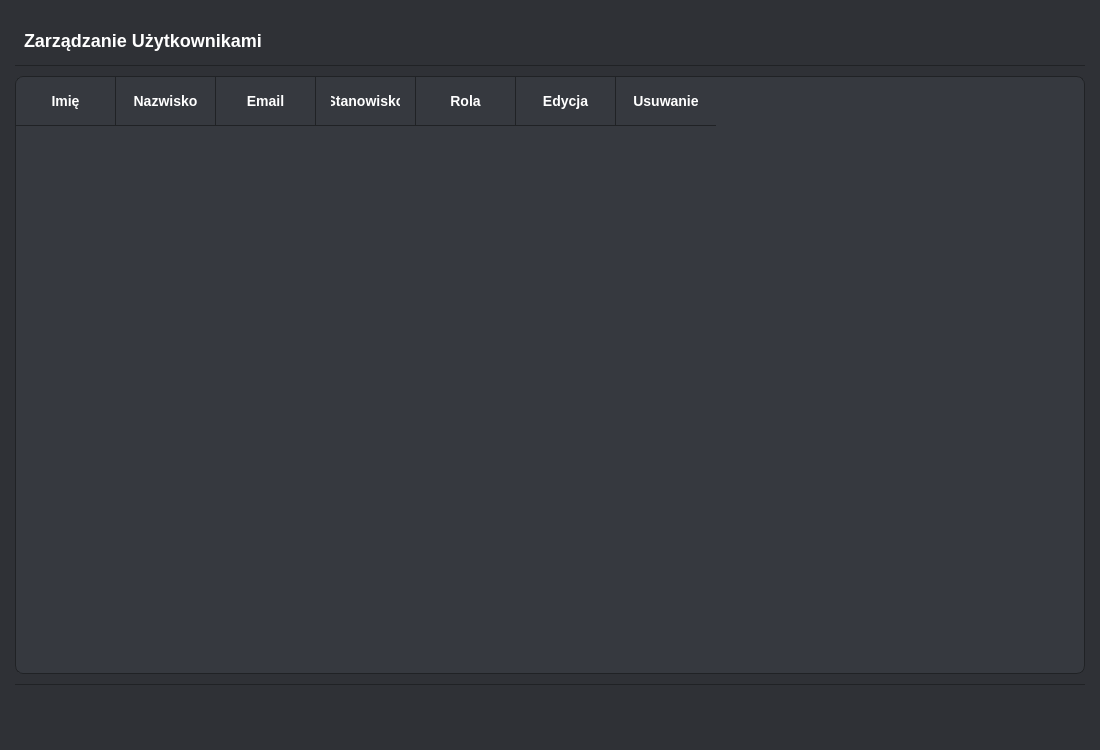
Qt form gui/ui/Account.ui (oreols/ProjektAOI) before a commit.
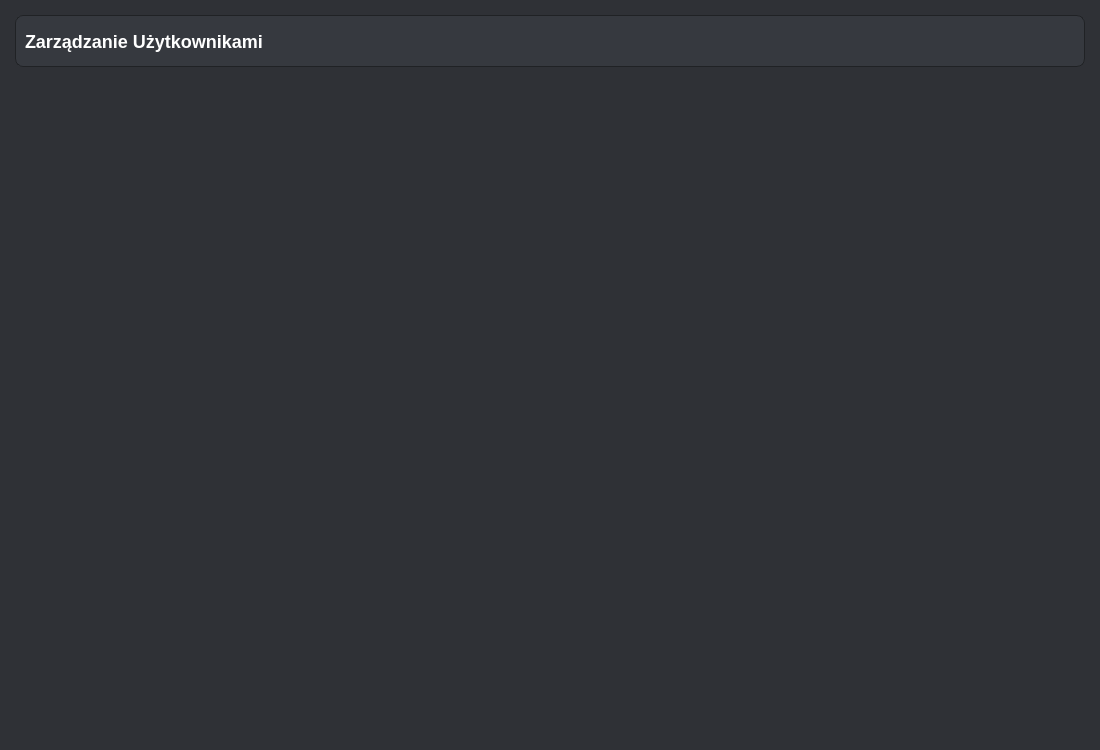
The same form after that commit.

Commit message: SCRUM-151 - Nowy panel uzytkownikow, raportow oraz mniejsze poprawki

Diff of the .ui file:
```diff
--- a/gui/ui/Account.ui
+++ b/gui/ui/Account.ui
@@ -1,7 +1,7 @@
 <?xml version="1.0" encoding="UTF-8"?>
 <ui version="4.0">
- <class>AccountDialog</class>
- <widget class="QDialog" name="AccountDialog">
+ <class>Account</class>
+ <widget class="QDialog" name="Account">
   <property name="geometry">
    <rect>
     <x>0</x>
@@ -16,26 +16,26 @@
   <property name="styleSheet">
    <string notr="true">
 /* --- Styl Zarządzania Użytkownikami --- */
-QDialog#AccountDialog {
+QDialog#Account {
     background-color: #2f3136; /* Główne tło */
     color: #e8e9ea;
     font-family: &quot;Segoe UI&quot;, Roboto, Cantarell, &quot;Helvetica Neue&quot;, sans-serif;
     font-size: 14px;
 }
 
-/* --- Górny i Dolny Pasek --- */
-QFrame#topToolbar, QFrame#bottomBar {
-    background-color: #2f3136; /* Tło pasków */
-    border: none; /* Bez zaokrągleń i ramek dla pasków */
+/* --- Górny Pasek --- */
+QFrame#topToolbar {
+    background-color: #36393f; /* Tło pasków */
+    border: none;
     padding: 0;
     min-height: 50px;
     max-height: 50px;
+    border-radius: 8px;
+    border: 1px solid #202225;
 }
-QFrame#topToolbar { border-bottom: 1px solid #202225; }
-QFrame#bottomBar { border-top: 1px solid #202225; }
 
 /* Layouty wewnątrz pasków */
-#topToolbar QHBoxLayout, #bottomBar QHBoxLayout {
+#topToolbar QHBoxLayout {
     spacing: 15px;
     margin: 0px 20px; /* Marginesy L/R dla zawartości */
 }
@@ -46,62 +46,57 @@
     background-color: transparent;
 }
 
-/* --- Tabela --- */
-QTableWidget#tableWidget {
-    background-color: #36393f; /* Tło jak paski */
-    border: 1px solid #202225; /* Subtelna ramka */
-    border-radius: 8px; /* --- ZAOKRĄGLENIE ROGÓW --- */
-    gridline-color: #40444b;
+/* --- ScrollArea dla listy użytkowników --- */
+QScrollArea#userListScrollArea {
+    background-color: #2f3136; /* Tło spójne z dialogiem */
+    border-radius: 8px;
+}
+
+/* Widget wewnątrz ScrollArea */
+QWidget#scrollAreaWidgetContents {
+    background-color: #2f3136; /* Tło spójne */
+}
+
+/* --- Karta Użytkownika (Styl dla QFrame używanego jako karta) --- */
+QFrame.UserCard { /* Użyjemy selektora klasy, który nadamy w kodzie Python */
+    background-color: #36393f; /* Tło karty (jak dawna tabela) */
+    border: 1px solid #202225;
+    border-radius: 6px;
+    padding: 12px;
+    margin-bottom: 10px; /* Odstęp między kartami */
+}
+
+/* Style dla etykiet wewnątrz karty użytkownika */
+QFrame.UserCard QLabel {
+    background-color: transparent;
     color: #e8e9ea;
     font-size: 14px;
-    selection-background-color: #5865F2;
-    selection-color: #ffffff;
-    alternate-background-color: #40444b;
-    outline: none;
-}
-/* Wygląd komórek */
-QTableWidget#tableWidget::item {
-    padding: 12px 15px; /* Zwiększony padding dla lepszej czytelności */
-    border: none;
-    border-bottom: 1px solid #40444b; /* Linia oddzielająca wiersze */
+    margin-bottom: 4px;
 }
 
-/* --- Nagłówki Tabeli --- */
-QHeaderView {
-    border: none;
-    /* Tło dziedziczone z tableWidget lub można ustawić np. #36393f */
-    background-color: transparent; /* Przezroczyste, aby pokazać tło tabeli */
-}
-QHeaderView::section {
-    background-color: transparent; /* Przezroczyste */
+QFrame.UserCard QLabel[objectName^="userNameLabel"] { /* Dla etykiety z imieniem i nazwiskiem */
+    font-size: 16px;
+    font-weight: bold;
     color: #ffffff;
-    padding: 14px 15px; /* Wysokość nagłówka */
-    border: none;
-    font-size: 14px;
-    font-weight: 600;
-    text-align: left;
+    margin-bottom: 8px;
 }
-QHeaderView::section:horizontal {
-    border-bottom: 1px solid #202225; /* Ciemniejsza linia pod nagłówkiem */
-    border-right: 1px solid #202225; /* Ciemniejsza linia między */
+QFrame.UserCard QLabel[objectName^="userRoleLabel"] { /* Dla etykiety z rolą */
+    font-style: italic;
+    color: #b9bbbe; /* Nieco jaśniejszy szary dla roli */
 }
-QHeaderView::section:horizontal:last { border-right: none; }
-
-/* Narożnik tabeli - ważne, gdyby nagłówki miały inne tło */
-QTableWidget QTableCornerButton::section {
-    background-color: #36393f; /* Jak tło tabeli */
-    border: none;
-    border-right: 1px solid #202225;
-    border-bottom: 1px solid #202225;
-    border-top-left-radius: 8px; /* Spróbuj zaokrąglić róg */
+QFrame.UserCard QLabel[objectName^="userEmailLabel"] {
+    color: #b9bbbe;
 }
+QFrame.UserCard QLabel[objectName^="userPositionLabel"] {
+    color: #b9bbbe;
+}
 
 
-/* --- Przyciski --- */
+/* --- Przyciski (Wszystkie) - Styl jak w logowaniu (oryginalny) --- */
 QPushButton {
     background-color: #5865F2;
     color: white;
-    font-size: 14px;
+    font-size: 14px; /* Zostawiamy 14px, chyba że na kartach mają być mniejsze */
     font-weight: 600;
     padding: 8px 20px;
     border-radius: 5px;
@@ -113,7 +108,14 @@
 QPushButton:pressed { background-color: #404ab8; }
 QPushButton:disabled { background-color: #40444b; color: #72767d; opacity: 0.6; }
 
-/* Paski przewijania */
+/* Przyciski na karcie, jeśli potrzebują innego rozmiaru/paddingu */
+QFrame.UserCard QPushButton {
+    font-size: 13px;
+    padding: 6px 15px;
+    min-height: 28px;
+}
+
+/* Paski przewijania - oryginalny styl */
 QScrollBar:vertical { border: 1px solid #202225; background: #36393f; width: 10px; margin: 1px 0 1px 0; border-radius: 5px;}
 QScrollBar::handle:vertical { background: #40444b; min-height: 25px; border-radius: 5px; }
 QScrollBar::handle:vertical:hover { background: #444950; }
@@ -129,9 +131,11 @@
   </property>
   <layout class="QVBoxLayout" name="mainVerticalLayout">
    <property name="spacing">
-    <number>10</number> </property>
+    <number>10</number>
+   </property>
    <property name="leftMargin">
-    <number>15</number> </property>
+    <number>15</number>
+   </property>
    <property name="topMargin">
     <number>15</number>
    </property>
@@ -143,46 +147,85 @@
    </property>
    <item>
     <widget class="QFrame" name="topToolbar">
-     <property name="sizePolicy"><sizepolicy hsizetype="Preferred" vsizetype="Fixed"><horstretch>0</horstretch><verstretch>0</verstretch></sizepolicy></property>
+     <property name="sizePolicy">
+      <sizepolicy hsizetype="Preferred" vsizetype="Fixed">
+       <horstretch>0</horstretch>
+       <verstretch>0</verstretch>
+      </sizepolicy>
+     </property>
      <layout class="QHBoxLayout" name="topToolbarLayout">
       <item>
        <widget class="QLabel" name="titleLabel">
-        <property name="text"><string>Zarządzanie Użytkownikami</string></property>
+        <property name="text">
+         <string>Zarządzanie Użytkownikami</string>
+        </property>
        </widget>
       </item>
-      <item><spacer name="toolbarSpacer"><property name="orientation"><enum>Qt::Horizontal</enum></property><property name="sizeType"><enum>QSizePolicy::Expanding</enum></property></spacer></item>
-     </layout>
+      <item>
+       <spacer name="toolbarSpacer">
+        <property name="orientation">
+         <enum>Qt::Horizontal</enum>
+        </property>
+        <property name="sizeType">
+         <enum>QSizePolicy::Expanding</enum>
+        </property>
+        <property name="sizeHint" stdset="0">
+         <size>
+          <width>0</width>
+          <height>0</height>
+         </size>
+        </property>
+       </spacer>
+      </item>
+      </layout>
     </widget>
    </item>
    <item>
-    <widget class="QTableWidget" name="tableWidget">
-     <property name="sizePolicy"><sizepolicy hsizetype="Expanding" vsizetype="Expanding"><horstretch>0</horstretch><verstretch>1</verstretch></sizepolicy></property>
-     <property name="editTriggers"><set>QAbstractItemView::NoEditTriggers</set></property>
-     <property name="selectionBehavior"><enum>QAbstractItemView::SelectRows</enum></property>
-     <property name="alternatingRowColors"><bool>true</bool></property>
-     <property name="showGrid"><bool>false</bool></property>
-     <property name="wordWrap"><bool>true</bool></property>
-     <property name="sortingEnabled"><bool>true</bool></property>
-     <property name="verticalScrollMode"><enum>QAbstractItemView::ScrollPerPixel</enum></property>
-     <property name="horizontalScrollMode"><enum>QAbstractItemView::ScrollPerPixel</enum></property>
-     <attribute name="verticalHeaderVisible"><bool>false</bool></attribute>
-     <attribute name="verticalHeaderDefaultSectionSize"><number>52</number></attribute> <attribute name="verticalHeaderMinimumSectionSize"><number>48</number></attribute>
-     <attribute name="horizontalHeaderHighlightSections"><bool>false</bool></attribute>
-     <attribute name="horizontalHeaderStretchLastSection"><bool>false</bool></attribute>
-     <column><property name="text"><string>Imię</string></property></column>
-     <column><property name="text"><string>Nazwisko</string></property></column>
-     <column><property name="text"><string>Email</string></property></column>
-     <column><property name="text"><string>Stanowisko</string></property></column>
-     <column><property name="text"><string>Rola</string></property></column>
-     <column><property name="text"><string>Edycja</string></property></column>
-     <column><property name="text"><string>Usuwanie</string></property></column>
-    </widget>
-   </item>
-   <item>
-    <widget class="QFrame" name="bottomBar">
-     <property name="sizePolicy"><sizepolicy hsizetype="Preferred" vsizetype="Fixed"><horstretch>0</horstretch><verstretch>0</verstretch></sizepolicy></property>
-     <layout class="QHBoxLayout" name="bottomBarLayout">
-      <item><spacer name="bottomSpacer"><property name="orientation"><enum>Qt::Horizontal</enum></property><property name="sizeType"><enum>QSizePolicy::Expanding</enum></property></spacer></item> </layout>
+    <widget class="QScrollArea" name="userListScrollArea">
+     <property name="widgetResizable">
+      <bool>true</bool>
+     </property>
+     <property name="frameShape">
+      <enum>QFrame::NoFrame</enum> </property>
+     <widget class="QWidget" name="scrollAreaWidgetContents">
+      <property name="geometry">
+       <rect>
+        <x>0</x>
+        <y>0</y>
+        <width>1070</width> <height>650</height> </rect>
+      </property>
+      <layout class="QVBoxLayout" name="userListLayout">
+       <property name="spacing">
+        <number>0</number> </property>
+       <property name="leftMargin">
+        <number>10</number>
+       </property>
+       <property name="topMargin">
+        <number>10</number>
+       </property>
+       <property name="rightMargin">
+        <number>10</number>
+       </property>
+       <property name="bottomMargin">
+        <number>10</number>
+       </property>
+       <item>
+        <spacer name="userListSpacer"> <property name="orientation">
+          <enum>Qt::Vertical</enum>
+         </property>
+         <property name="sizeHint" stdset="0">
+          <size>
+           <width>20</width>
+           <height>40</height>
+          </size>
+         </property>
+         <property name="sizeType">
+            <enum>QSizePolicy::Expanding</enum>
+         </property>
+        </spacer>
+       </item>
+      </layout>
+     </widget>
     </widget>
    </item>
   </layout>
```
The commit also changes 5 other files.
